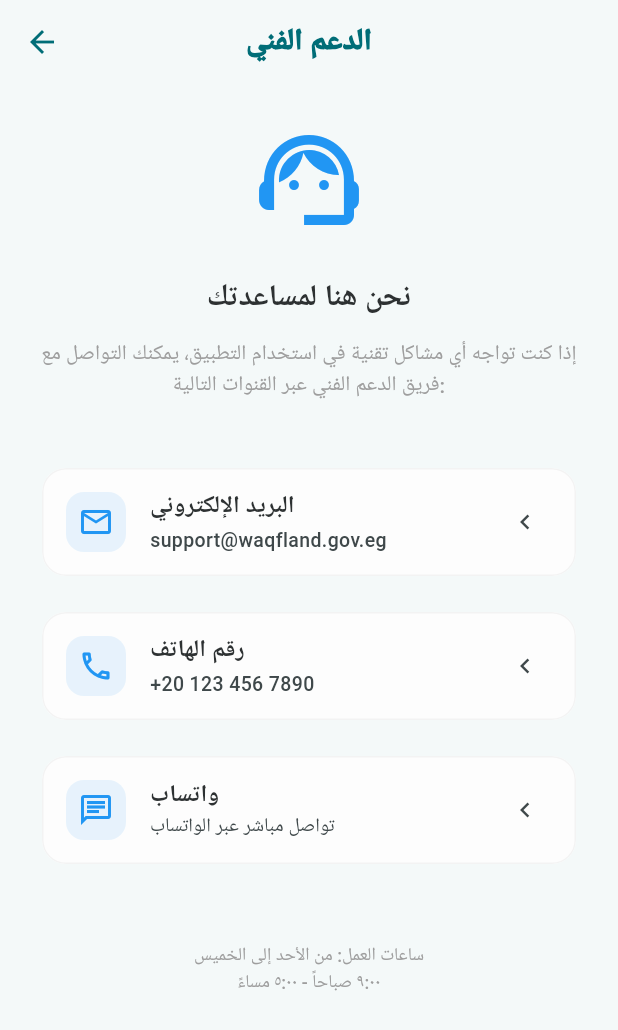
After one commit to Medokha/inspector_app, a Flutter app: the SupportPage screen opened directly, on a phone screen of 412 x 824 dp. The commit adds this screen. Shown: the top 1030 px of the screen. Run offline on Flutter 3.47's test engine with Material 3 defaults, Android fonts, the phone set to English and light mode, and no system bars; our stand-ins replace connectivity_plus, dio, firebase_core, firebase_messaging, flutter_local_notifications, geolocator and 5 more; accounts and stored records are empty; Roboto replaces fonts that are missing (Cairo); statements that could not run were skipped.

Commit message:
feat: implement support

```diff
--- a/lib/features/settings/domain/entities/app_settings.dart
+++ b/lib/features/settings/domain/entities/app_settings.dart
@@ -34,4 +34,24 @@ class AppSettings {
       appVersion: appVersion,
     );
   }
+
+  Map<String, dynamic> toJson() => {
+        'newTasks': newTasks,
+        'reportApprovals': reportApprovals,
+        'deadlineReminders': deadlineReminders,
+        'offlineMapsEnabled': offlineMapsEnabled,
+        'isDarkMode': isDarkMode,
+        'storageUsedLabel': storageUsedLabel,
+        'appVersion': appVersion,
+      };
+
+  factory AppSettings.fromJson(Map<String, dynamic> json) => AppSettings(
+        newTasks: json['newTasks'] as bool? ?? true,
+        reportApprovals: json['reportApprovals'] as bool? ?? true,
+        deadlineReminders: json['deadlineReminders'] as bool? ?? false,
+        offlineMapsEnabled: json['offlineMapsEnabled'] as bool? ?? true,
+        isDarkMode: json['isDarkMode'] as bool? ?? false,
+        storageUsedLabel: json['storageUsedLabel'] as String? ?? '',
+        appVersion: json['appVersion'] as String? ?? '',
+      );
 }
--- /dev/null
+++ b/lib/features/settings/presentation/pages/support_page.dart
@@ -0,0 +1,111 @@
+import 'package:flutter/material.dart';
+import 'package:url_launcher/url_launcher.dart';
+
+class SupportPage extends StatelessWidget {
+  const SupportPage({super.key});
+
+  @override
+  Widget build(BuildContext context) {
+    final theme = Theme.of(context);
+    return Scaffold(
+      appBar: AppBar(
+        title: const Text('الدعم الفني'),
+      ),
+      body: ListView(
+        padding: const EdgeInsets.all(24),
+        children: [
+          const Center(
+            child: Icon(Icons.support_agent_outlined, size: 80, color: Colors.blue),
+          ),
+          const SizedBox(height: 24),
+          const Text(
+            'نحن هنا لمساعدتك',
+            style: TextStyle(fontSize: 20, fontWeight: FontWeight.bold),
+            textAlign: TextAlign.center,
+          ),
+          const SizedBox(height: 12),
+          const Text(
+            'إذا كنت تواجه أي مشاكل تقنية في استخدام التطبيق، يمكنك التواصل مع فريق الدعم الفني عبر القنوات التالية:',
+            style: TextStyle(color: Colors.grey),
+            textAlign: TextAlign.center,
+          ),
+          const SizedBox(height: 40),
+
+          _SupportCard(
+            title: 'البريد الإلكتروني',
+            subtitle: 'support@waqfland.gov.eg',
+            icon: Icons.email_outlined,
+            onTap: () => _launchUrl('mailto:support@waqfland.gov.eg'),
+          ),
+          const SizedBox(height: 16),
+          _SupportCard(
+            title: 'رقم الهاتف',
+            subtitle: '+20 123 456 7890',
+            icon: Icons.phone_outlined,
+            onTap: () => _launchUrl('tel:+201234567890'),
+          ),
+          const SizedBox(height: 16),
+          _SupportCard(
+            title: 'واتساب',
+            subtitle: 'تواصل مباشر عبر الواتساب',
+            icon: Icons.chat_outlined,
+            onTap: () => _launchUrl('https://wa.me/201234567890'),
+          ),
+
+          const SizedBox(height: 48),
+          const Text(
+            'ساعات العمل: من الأحد إلى الخميس\n٩:٠٠ صباحاً - ٥:٠٠ مساءً',
+            style: TextStyle(fontSize: 12, color: Colors.grey),
+            textAlign: TextAlign.center,
+          ),
+        ],
+      ),
+    );
+  }
+
+  Future<void> _launchUrl(String url) async {
+    final uri = Uri.parse(url);
+    if (await canLaunchUrl(uri)) {
+      await launchUrl(uri);
+    }
+  }
+}
+
+class _SupportCard extends StatelessWidget {
+  const _SupportCard({
+    required this.title,
+    required this.subtitle,
+    required this.icon,
+    required this.onTap,
+  });
+
+  final String title;
+  final String subtitle;
+  final IconData icon;
+  final VoidCallback onTap;
+
+  @override
+  Widget build(BuildContext context) {
+    return Card(
+      elevation: 0,
+      shape: RoundedRectangleBorder(
+        borderRadius: BorderRadius.circular(16),
+        side: BorderSide(color: Colors.grey.withOpacity(0.1)),
+      ),
+      child: ListTile(
+        leading: Container(
+          padding: const EdgeInsets.all(8),
+          decoration: BoxDecoration(
+            color: Colors.blue.withOpacity(0.1),
+            borderRadius: BorderRadius.circular(12),
+          ),
+          child: Icon(icon, color: Colors.blue),
+        ),
+        title: Text(title, style: const TextStyle(fontWeight: FontWeight.bold)),
+        subtitle: Text(subtitle, style: const TextStyle(fontSize: 13)),
+        trailing: const Icon(Icons.chevron_left, size: 20),
+        onTap: onTap,
+      ),
+    );
+  }
+}
```
Also changed, not shown: lib/features/auth/data/datasources/auth_remote_data_source.dart (+25 -0 lines), lib/features/settings/data/repositories/settings_repository_impl.dart (+20 -12 lines), lib/features/settings/presentation/pages/change_password_page.dart (added, +155 -0 lines), lib/features/settings/presentation/pages/settings_page.dart (+9 -2 lines).
